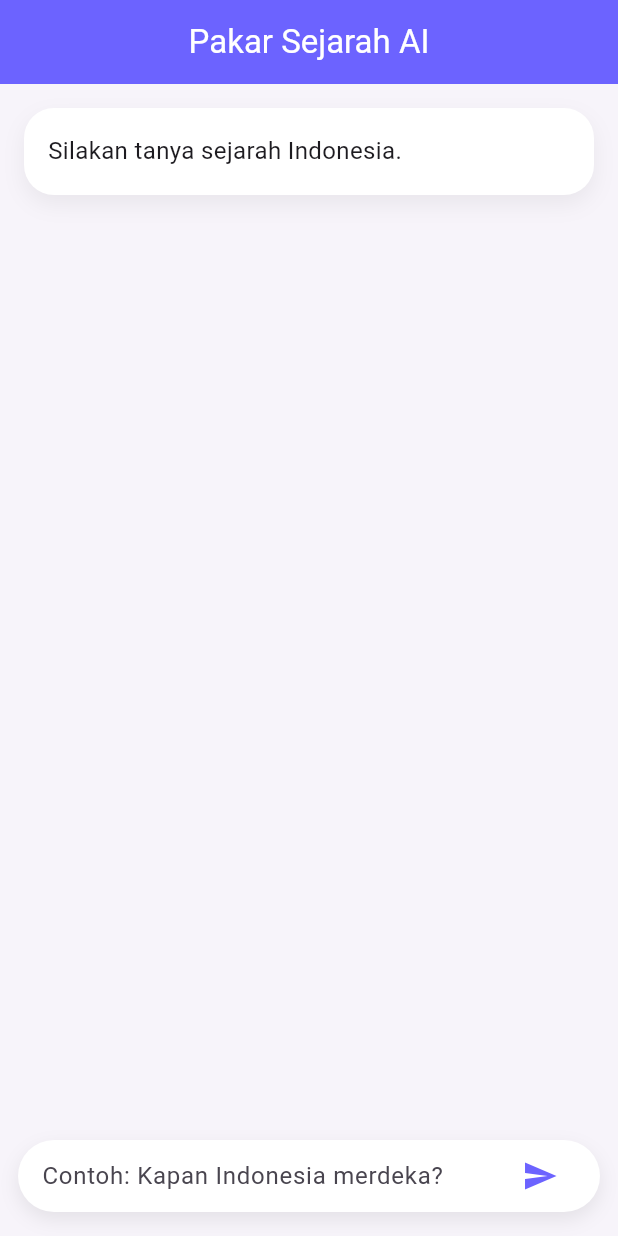
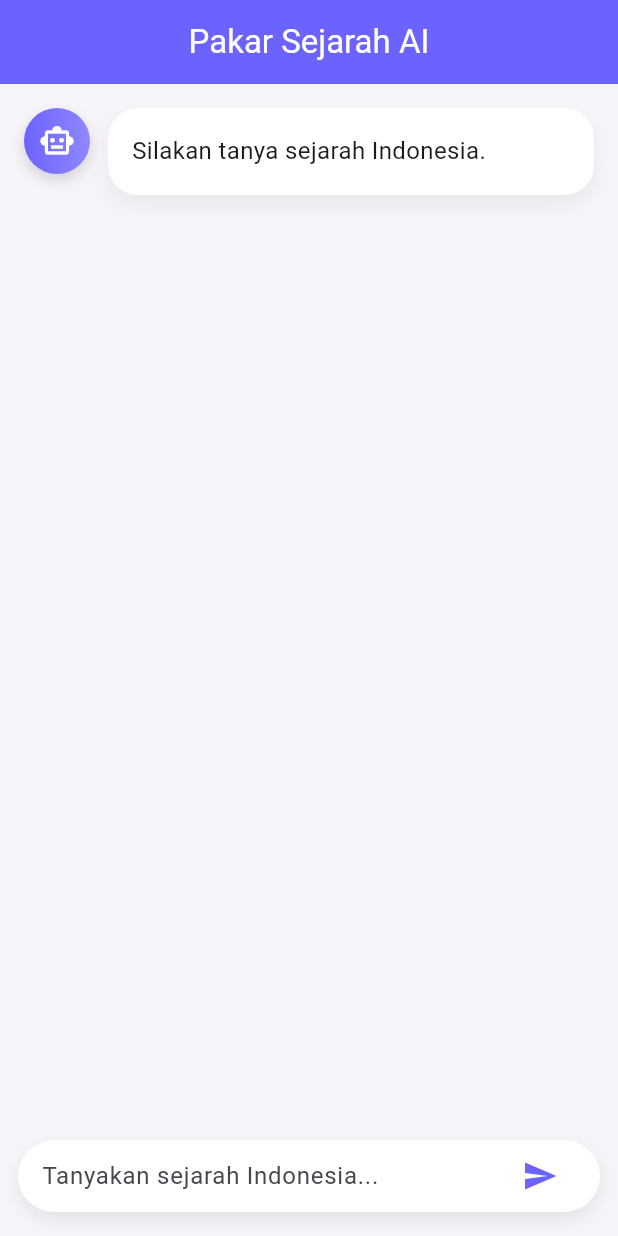
Before and after one commit to dandinugraha2001-code/tugas_mobile_ai_kedinasan, a Flutter app: the screen it shows after launch, on a phone screen of 412 x 824 dp. Run offline on Flutter 3.47's test engine with Material 3 defaults, Android fonts, the phone set to English and light mode, and no system bars; our stand-ins replace flutter_dotenv.

Commit message:
Menambahkan logo ai

```diff
--- a/lib/main.dart
+++ b/lib/main.dart
@@ -44,7 +44,7 @@ class _ChatPageState extends State<ChatPage> {
   String? _modelName;
 
   // ============================
-  // LOAD MODEL VALID (TIDAK DIUBAH)
+  // LOAD MODEL (TIDAK DIUBAH)
   // ============================
   Future<void> _loadValidModel(String apiKey) async {
     final uri = Uri.parse(
@@ -144,7 +144,7 @@ class _ChatPageState extends State<ChatPage> {
   }
 
   // ============================
-  // UI CHAT MODERN
+  // UI DENGAN AVATAR AI
   // ============================
   @override
   Widget build(BuildContext context) {
@@ -155,14 +155,44 @@ class _ChatPageState extends State<ChatPage> {
       ),
       body: Column(
         children: [
-          // CHAT AREA
+          // CHAT AI
           Expanded(
             child: Padding(
               padding: const EdgeInsets.all(16),
-              child: Align(
-                alignment: Alignment.topLeft,
+              child: Row(
+                crossAxisAlignment: CrossAxisAlignment.start,
+                children: [
+                  // AVATAR AI
+                  Container(
+                    width: 44,
+                    height: 44,
+                    decoration: BoxDecoration(
+                      shape: BoxShape.circle,
+                      gradient: const LinearGradient(
+                        colors: [
+                          Color(0xFF6C63FF),
+                          Color(0xFF8F88FF),
+                        ],
+                      ),
+                      boxShadow: [
+                        BoxShadow(
+                          color: Colors.black.withOpacity(0.15),
+                          blurRadius: 8,
+                          offset: const Offset(0, 4),
+                        ),
+                      ],
+                    ),
+                    child: const Icon(
+                      Icons.smart_toy_outlined,
+                      color: Colors.white,
+                    ),
+                  ),
+
+                  const SizedBox(width: 12),
+
+                  // CHAT BUBBLE AI
+                  Expanded(
                     child: Container(
-                  width: double.infinity,
                       padding: const EdgeInsets.all(16),
                       decoration: BoxDecoration(
                         color: Colors.white,
@@ -186,17 +216,18 @@ class _ChatPageState extends State<ChatPage> {
                       ),
                     ),
                   ),
+                ],
+              ),
             ),
           ),
 
-          // LOADING BAR
           if (_loading)
             const Padding(
               padding: EdgeInsets.symmetric(horizontal: 16),
               child: LinearProgressIndicator(minHeight: 3),
             ),
 
-          // INPUT AREA
+          // INPUT
           Padding(
             padding: const EdgeInsets.fromLTRB(12, 8, 12, 16),
             child: Container(
@@ -218,7 +249,7 @@ class _ChatPageState extends State<ChatPage> {
                     child: TextField(
                       controller: _controller,
                       decoration: const InputDecoration(
-                        hintText: "Contoh: Kapan Indonesia merdeka?",
+                        hintText: "Tanyakan sejarah Indonesia...",
                         border: InputBorder.none,
                       ),
                       onSubmitted: _askAI,
```
Lines whose indentation alone changed are shown as unchanged.
